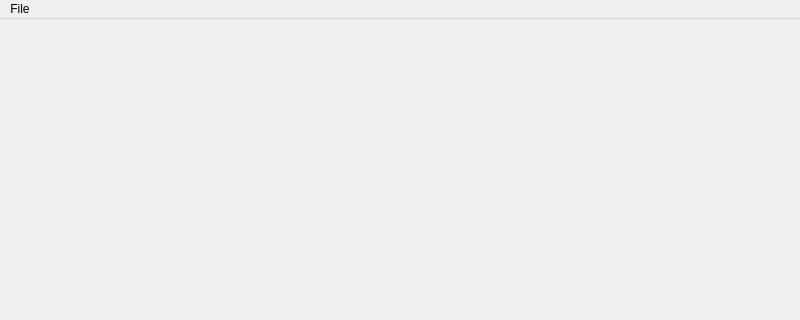
Qt form ui/MainWindow.ui (shreyaspotnis/ipbec) before a commit; both pictures show x 0 to 800 and y 0 to 320 of the 800 by 600 pixel window.
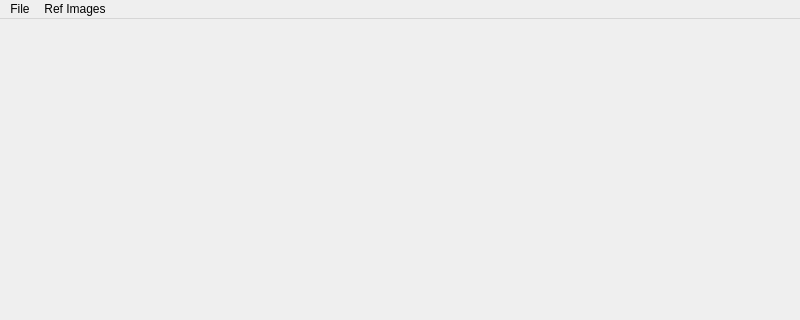
The same form after that commit.

```diff
--- a/ui/MainWindow.ui
+++ b/ui/MainWindow.ui
@@ -29,8 +29,19 @@
     </property>
     <addaction name="actionOpen_Directory"/>
     <addaction name="actionDark_File"/>
+    <addaction name="separator"/>
+    <addaction name="actionRefresh"/>
+   </widget>
+   <widget class="QMenu" name="menuRef_Images">
+    <property name="title">
+     <string>Ref Images</string>
+    </property>
+    <addaction name="actionClean"/>
+    <addaction name="actionUse_Cleaned"/>
+    <addaction name="actionUse_ROI_While_Cleaning"/>
    </widget>
    <addaction name="menuFile"/>
+   <addaction name="menuRef_Images"/>
   </widget>
   <widget class="QStatusBar" name="statusbar"/>
   <action name="actionOpen_Directory">
```
Left out of the diff: 26 changed lines with no effect on the pictures.
